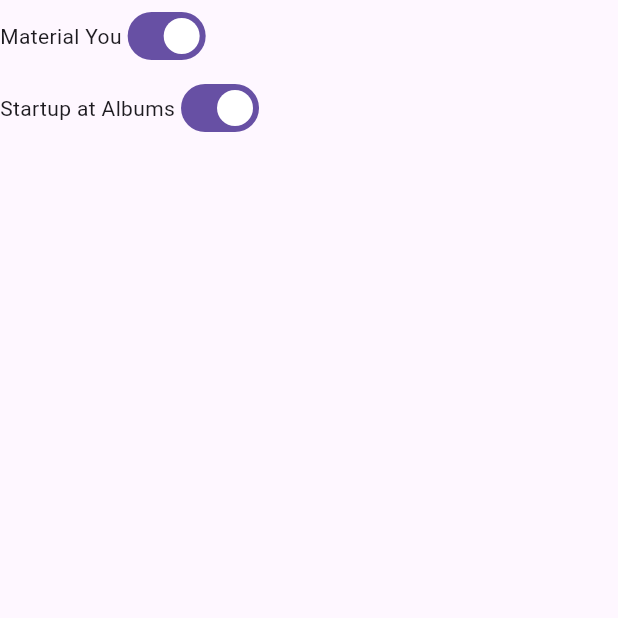
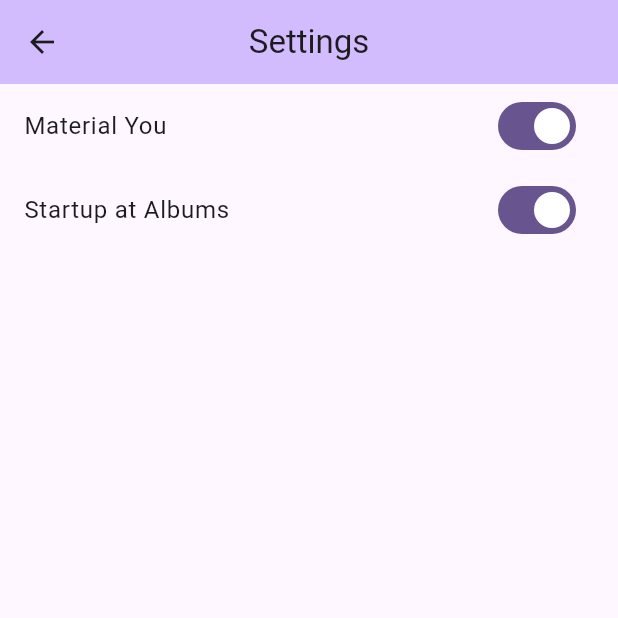
Before and after one commit to BKK31/pixel-gallery, a Flutter app: the SettingsScreen screen opened directly, on a phone screen of 412 x 824 dp, the top half of it. Run offline on Flutter 3.47's test engine with Material 3 defaults, Android fonts, the phone set to English and light mode, and no system bars; drawn by our look-alikes of dynamic_color; our stand-ins replace shared_preferences; missing offline and left inert: photo_manager, photo_manager_image_provider; accounts and stored records are empty.

Commit message:
Implemented Persisting settings

```diff
--- a/lib/screens/photo_screen.dart
+++ b/lib/screens/photo_screen.dart
@@ -67,8 +67,7 @@ class _PhotoScreenState extends State<PhotoScreen> {
     return Scaffold(
       appBar: AppBar(
         title: Text(widget.album.name),
-        backgroundColor: Colors.deepPurple[400],
-        foregroundColor: Colors.white,
+        backgroundColor: Theme.of(context).colorScheme.inversePrimary,
       ),
       body: ListView.builder(
         itemCount: _groupedItems.length,
--- a/lib/screens/settings_screen.dart
+++ b/lib/screens/settings_screen.dart
@@ -4,84 +4,72 @@ import 'package:shared_preferences/shared_preferences.dart';
 class SettingsScreen extends StatefulWidget {
   const SettingsScreen({super.key});
 
+  static const String accentKey = 'material_you';
+  static const String defaultPageKey = 'albums';
+
+  static Future<bool> getMaterialYou() async {
+    final SharedPreferences prefs = await SharedPreferences.getInstance();
+    return prefs.getBool(accentKey) ?? true;
+  }
+
+  static Future<bool> getStartupAtAlbums() async {
+    final SharedPreferences prefs = await SharedPreferences.getInstance();
+    return prefs.getBool(defaultPageKey) ?? true;
+  }
+
   @override
   State<SettingsScreen> createState() => _SettingsScreenState();
 }
 
 class _SettingsScreenState extends State<SettingsScreen> {
-  static const String accent = 'material_you';
-  static const String default_page = 'albums';
-
   bool _materialYou = true;
   bool _albums = true;
 
-  Future<void> _loadSettings() async {
-    final SharedPreferences prefs = await SharedPreferences.getInstance();
+  @override
+  void initState() {
+    super.initState();
+    _refreshSettings();
+  }
 
-    final bool? savedMaterialYou = prefs.getBool(accent);
-    final bool? savedAlbums = prefs.getBool(default_page);
-
+  Future<void> _refreshSettings() async {
+    bool mYou = await SettingsScreen.getMaterialYou();
+    bool sAlbums = await SettingsScreen.getStartupAtAlbums();
     setState(() {
-      if (savedMaterialYou != null) {
-        _materialYou = savedMaterialYou;
-      }
-
-      if (savedAlbums != null) {
-        _albums = savedAlbums;
-      }
+      _materialYou = mYou;
+      _albums = sAlbums;
     });
   }
 
   void _saveSettings(String key, bool value) async {
     final SharedPreferences prefs = await SharedPreferences.getInstance();
-
     await prefs.setBool(key, value);
-  }
-
-  @override
-  void initState() {
-    super.initState();
-    _loadSettings();
+    setState(() {
+      if (key == SettingsScreen.accentKey) _materialYou = value;
+      if (key == SettingsScreen.defaultPageKey) _albums = value;
+    });
   }
 
   @override
   Widget build(BuildContext context) {
     return Scaffold(
+      appBar: AppBar(
+        title: const Text("Settings"),
+        centerTitle: true,
+        backgroundColor: Theme.of(context).colorScheme.inversePrimary,
+      ),
       body: ListView(
-        scrollDirection: Axis.vertical,
         children: [
-          Container(
-            child: Row(
-              children: [
-                Text("Material You"),
-                Switch(
-                  value: _materialYou,
-                  onChanged: (bool newValue) {
-                    setState(() {
-                      _materialYou = newValue;
-                    });
-                    _saveSettings(accent, newValue);
-                  },
-                ),
-              ],
-            ),
+          SwitchListTile(
+            title: const Text("Material You"),
+            value: _materialYou,
+            onChanged: (bool val) =>
+                _saveSettings(SettingsScreen.accentKey, val),
           ),
-
-          Container(
-            child: Row(
-              children: [
-                Text("Startup at Albums"),
-                Switch(
-                  value: _albums,
-                  onChanged: (bool newValue) {
-                    setState(() {
-                      _albums = newValue;
-                    });
-                    _saveSettings(default_page, newValue);
-                  },
-                ),
-              ],
-            ),
+          SwitchListTile(
+            title: const Text("Startup at Albums"),
+            value: _albums,
+            onChanged: (bool val) =>
+                _saveSettings(SettingsScreen.defaultPageKey, val),
           ),
         ],
       ),
```
Also changed, not shown: lib/main.dart (+56 -11 lines), lib/screens/home_screen.dart (+42 -17 lines).
